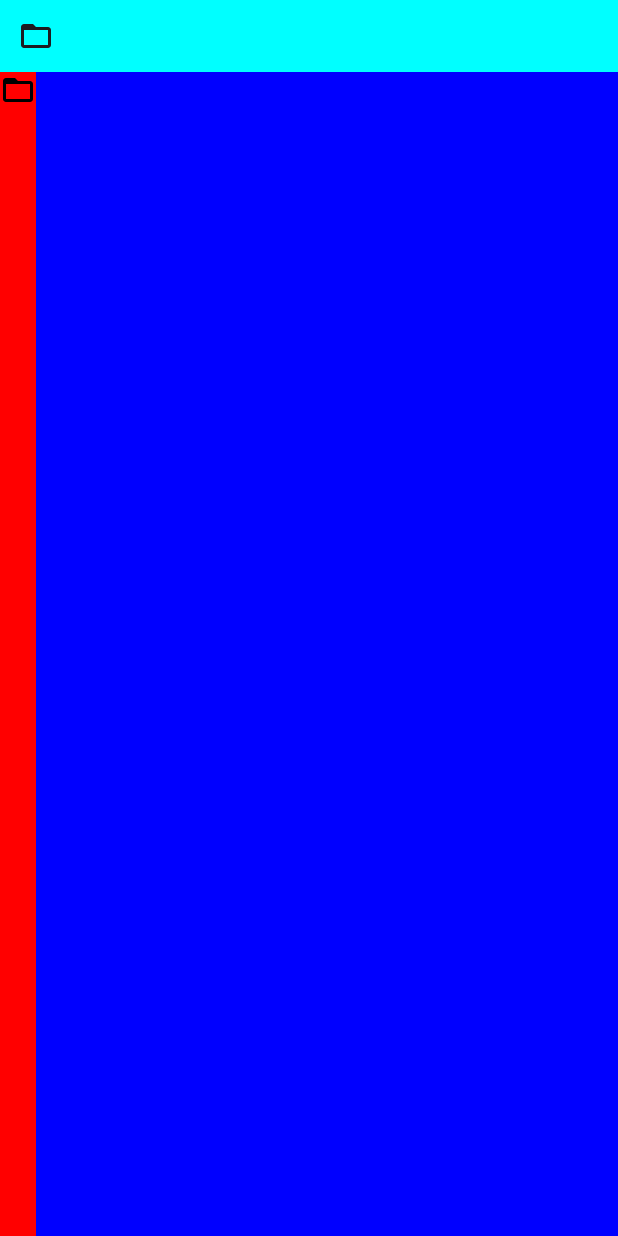
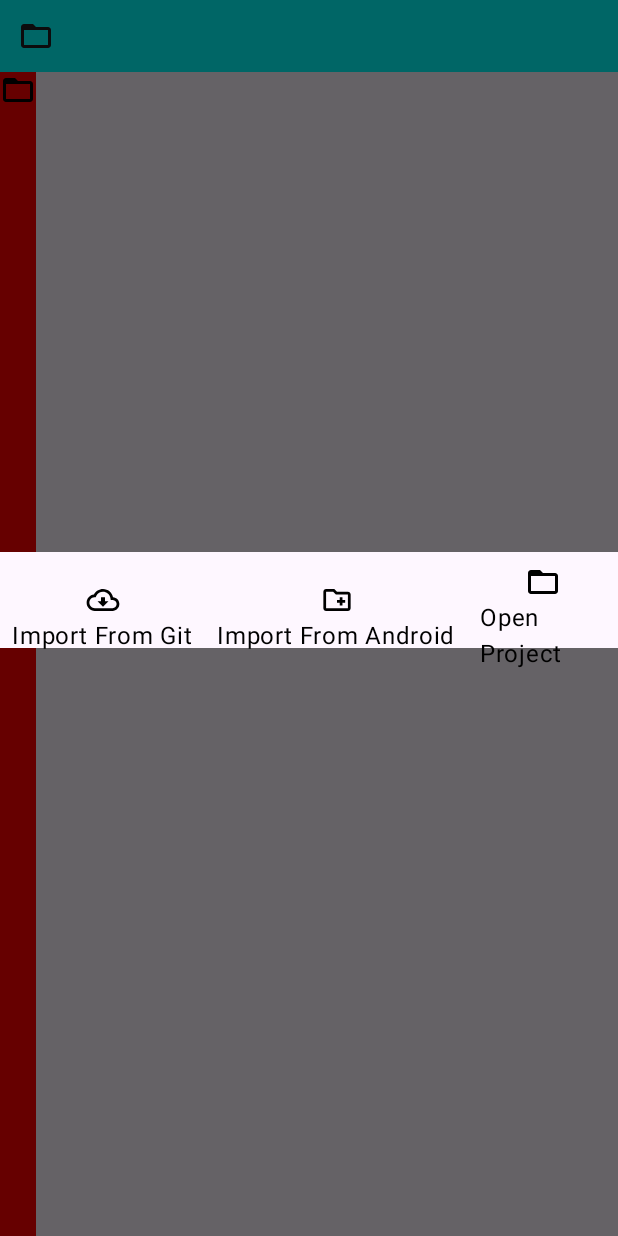
Before and after one commit to secondsun/16bitworkshop, an Android app built with Jetpack Compose: the screen it shows after launch (MainActivity), after a tap on "Open", on a phone screen of 412 x 824 dp. Run offline under Robolectric (Android 15) with nearby library versions, the phone set to English and light mode, and no system bars.

Commit message:
Importing project wip

```diff
--- a/app/src/main/AndroidManifest.xml
+++ b/app/src/main/AndroidManifest.xml
@@ -2,6 +2,7 @@
 <manifest xmlns:android="http://schemas.android.com/apk/res/android"
     xmlns:tools="http://schemas.android.com/tools" >
     <uses-permission android:name="android.permission.READ_EXTERNAL_STORAGE" />
+    <uses-permission android:name="android.permission.WRITE_EXTERNAL_STORAGE" />
     <uses-permission android:name="android.permission.MANAGE_EXTERNAL_STORAGE" />
 
     <application
--- a/app/src/main/java/net/saga/a16_bitstudio/data/ContextProjectRepository.kt
+++ b/app/src/main/java/net/saga/a16_bitstudio/data/ContextProjectRepository.kt
@@ -2,6 +2,7 @@ package net.saga.a16_bitstudio.data
 
 import android.content.ContentResolver
 import android.content.Context
+import android.content.Intent
 import android.net.Uri
 import android.provider.DocumentsContract
 import android.util.Log
@@ -22,13 +23,13 @@ class ContextProjectRepository(
     private val contentResolver: ContentResolver = context.contentResolver,
     private val defaultDispatcher: CoroutineDispatcher = Dispatchers.IO
 ) : ProjectRepository {
+
+    private val takeFlags: Int = Intent.FLAG_GRANT_READ_URI_PERMISSION or
+            Intent.FLAG_GRANT_WRITE_URI_PERMISSION
+
+
     override fun getDefaultDirectory(): Uri {
-        Log.i(
-            "ContextProjectRepository",
-            "getDefaultDirectory ${context.getExternalFilesDir(null)}"
-        )
-
-        return Uri.fromFile(context.getExternalFilesDir(null) ?: context.filesDir)
+        return Uri.parse("content://com.android.externalstorage.documents/tree/primary%3AMovie")
     }
 
     override suspend fun getFilesInDirectory(uri: Uri): List<CachingDocumentFile> =
@@ -41,7 +42,7 @@ class ContextProjectRepository(
 
                 Log.i("ContextProjectRepository", "getFilesInDirectory ${uri}")
                 val documentsTree = DocumentFile.fromTreeUri(context, uri)
-                if (documentsTree != null) {
+                if (documentsTree != null && documentsTree.canRead()) {
                     val childDocuments = documentsTree.listFiles().toCachingList()
                     childDocuments.sortedBy { it.name }
                 } else {
--- a/app/src/main/java/net/saga/a16_bitstudio/ui/App.kt
+++ b/app/src/main/java/net/saga/a16_bitstudio/ui/App.kt
@@ -1,5 +1,6 @@
 package net.saga.a16_bitstudio.ui
 
+import android.content.Context
 import android.content.Intent
 import android.net.Uri
 import androidx.activity.compose.rememberLauncherForActivityResult
@@ -11,6 +12,7 @@ import androidx.compose.material3.Scaffold
 import androidx.compose.runtime.*
 import androidx.compose.ui.Modifier
 import androidx.compose.ui.graphics.Color
+import androidx.compose.ui.platform.LocalContext
 import androidx.compose.ui.platform.LocalLifecycleOwner
 import androidx.compose.ui.unit.dp
 import androidx.lifecycle.Lifecycle
@@ -19,35 +21,40 @@ import androidx.lifecycle.LifecycleOwner
 import androidx.lifecycle.viewmodel.compose.viewModel
 import net.saga.a16_bitstudio.MainActivity
 import net.saga.a16_bitstudio.data.ContextProjectRepository
+import net.saga.a16_bitstudio.ui.import_dialog.ImportDialog
 import net.saga.a16_bitstudio.ui.leftrail.LeftRail
 import net.saga.a16_bitstudio.ui.picker.FileViewerVM
 import net.saga.a16_bitstudio.ui.theme.SixteenbitStudioTheme
+import net.saga.a16_bitstudio.util.OpenDocumentTreeWithPersistPermission
 
 
 @OptIn(ExperimentalMaterial3Api::class)
 @Composable
-fun App(activity: MainActivity, lifecycleOwner: LifecycleOwner = LocalLifecycleOwner.current) {
+fun App(context: Context = LocalContext.current) {
 
-    val contentResolver = activity.contentResolver
-
-    val takeFlags: Int = Intent.FLAG_GRANT_READ_URI_PERMISSION or
-            Intent.FLAG_GRANT_WRITE_URI_PERMISSION
-
+    val contentResolver = context.contentResolver
+    val showImportDialog = remember {
+        mutableStateOf(false)
+    }
     var pickerVM = viewModel(
         modelClass = FileViewerVM::class.java,
-        factory = FileViewerVM.provideFactory(ContextProjectRepository(activity.applicationContext))
+        factory = FileViewerVM.provideFactory(ContextProjectRepository(context.applicationContext))
     )
 
-    val launcher = rememberLauncherForActivityResult(ActivityResultContracts.OpenDocumentTree()) {
+    val launcher = rememberLauncherForActivityResult(OpenDocumentTreeWithPersistPermission()) {
         if (it != null) {
+            val takeFlags: Int = Intent.FLAG_GRANT_READ_URI_PERMISSION or
+                    Intent.FLAG_GRANT_WRITE_URI_PERMISSION
+
             contentResolver.takePersistableUriPermission(it, takeFlags)
+
             pickerVM.refresh(it)
         }
     }
 
     SixteenbitStudioTheme {
         // A surface container using the 'background' color from the theme
-        Scaffold(topBar = { StudioAppBar(startOpenIntent = { launcher.launch(pickerVM.directoryUri.value) }) }) {
+        Scaffold(topBar = { StudioAppBar(startOpenIntent = {showImportDialog.value = true}) }) {
             Row(
                 modifier = Modifier
                     .padding(it)
@@ -57,6 +64,9 @@ fun App(activity: MainActivity, lifecycleOwner: LifecycleOwner = LocalLifecycleO
                         //FileViewer(pickerVM)
             }
         }
+        ImportDialog(open = showImportDialog.value,
+            onDismissRequest = {showImportDialog.value = false},
+            onImportFromAndroid = { launcher.launch(pickerVM.directoryUri.value);showImportDialog.value = false } )
     }
 
 }
--- /dev/null
+++ b/app/src/main/java/net/saga/a16_bitstudio/ui/import_dialog/ImportDialog.kt
@@ -0,0 +1,73 @@
+package net.saga.a16_bitstudio.ui.import_dialog
+
+import androidx.compose.foundation.clickable
+import androidx.compose.foundation.layout.*
+import androidx.compose.material.icons.Icons
+import androidx.compose.material3.Icon
+import androidx.compose.material3.SmallTopAppBar
+import androidx.compose.material3.Text
+import androidx.compose.runtime.Composable
+import androidx.compose.runtime.mutableStateOf
+import androidx.compose.runtime.remember
+import androidx.compose.ui.Alignment
+import androidx.compose.ui.Modifier
+import androidx.compose.ui.res.painterResource
+import androidx.compose.ui.tooling.preview.Preview
+import androidx.compose.ui.unit.dp
+import androidx.compose.ui.window.Dialog
+import net.saga.a16_bitstudio.R
+
+@Composable
+@Preview
+fun ImportDialog(
+    open: Boolean = false,
+    onDismissRequest: () -> Unit = {},
+    onImportFromAndroid: () -> Unit = {},
+    onImportFromGit: () -> Unit = {},
+    onOpenProject: () -> Unit = {}
+) {
+
+    if (open) {
+        Dialog(onDismissRequest = onDismissRequest) {
+            SmallTopAppBar(title = { "Import or Open a Project" })
+            Row(
+                verticalAlignment = Alignment.CenterVertically,
+                horizontalArrangement = Arrangement.Center
+            ) {
+                Column(
+                    horizontalAlignment = Alignment.CenterHorizontally,
+                    verticalArrangement = Arrangement.SpaceAround,
+                    modifier = Modifier.padding(8.dp)
+                ) {
+                    Icon(
+                        painter = painterResource(id = R.drawable.ic_cloud_download),
+                        contentDescription = "Import From Git"
+                    )
+                    Text("Import From Git")
+                }
+                Column(
+                    horizontalAlignment = Alignment.CenterHorizontally,
+                    verticalArrangement = Arrangement.SpaceAround,
+                    modifier = Modifier.padding(8.dp).clickable { onImportFromAndroid() }
+                ) {
+                    Icon(
+                        painter = painterResource(id = R.drawable.ic_add_folder),
+                        contentDescription = "Import From Filesystem"
+                    )
+                    Text("Import From Android")
+                }
+                Column(
+                    horizontalAlignment = Alignment.CenterHorizontally,
+                    verticalArrangement = Arrangement.SpaceAround,
+                    modifier = Modifier.padding(8.dp)
+                ) {
+                    Icon(
+                        painter = painterResource(id = R.drawable.ic_open),
+                        contentDescription = "Open Imported Project"
+                    )
+                    Text("Open Project")
+                }
+            }
+        }
+    }
+}
--- a/app/src/main/java/net/saga/a16_bitstudio/ui/leftrail/LeftRail.kt
+++ b/app/src/main/java/net/saga/a16_bitstudio/ui/leftrail/LeftRail.kt
@@ -23,11 +23,7 @@ fun LeftRail(filesVM : FileViewerVM = viewModel()) {
     val filesOpen = remember {
         mutableStateOf(false)
     }
-    Row(
-        Modifier
-            .fillMaxWidth()
-            .fillMaxHeight()
-            .background(Color.Blue)) {
+
         Column(
             Modifier
                 .background(Color.Red)
@@ -37,6 +33,6 @@ fun LeftRail(filesVM : FileViewerVM = viewModel()) {
             if (filesOpen.value) {
                 FileViewer()
             }
-        }
+
     }
 }
--- /dev/null
+++ b/app/src/main/java/net/saga/a16_bitstudio/util/OpenDocumentTreeWithPersistPermission.kt
@@ -0,0 +1,25 @@
+package net.saga.a16_bitstudio.util
+
+
+import android.content.Context
+import android.content.Intent
+import android.net.Uri
+import androidx.activity.result.contract.ActivityResultContracts
+import androidx.annotation.CallSuper
+import androidx.annotation.RequiresApi
+
+@RequiresApi(21)
+open class OpenDocumentTreeWithPersistPermission : ActivityResultContracts.OpenDocumentTree() {
+    @CallSuper
+    override fun createIntent(context: Context, input: Uri?): Intent {
+        val intent = super.createIntent(context, input)
+        intent.addFlags(
+            Intent.FLAG_GRANT_READ_URI_PERMISSION
+                    or Intent.FLAG_GRANT_WRITE_URI_PERMISSION
+                    or Intent.FLAG_GRANT_PERSISTABLE_URI_PERMISSION
+                    or Intent.FLAG_GRANT_PREFIX_URI_PERMISSION
+        )
+        return intent
+    }
+
+}
--- /dev/null
+++ b/app/src/main/res/drawable-anydpi/ic_add_folder.xml
@@ -0,0 +1,16 @@
+<vector xmlns:android="http://schemas.android.com/apk/res/android"
+    android:width="24dp"
+    android:height="24dp"
+    android:viewportWidth="24"
+    android:viewportHeight="24"
+    android:tint="#333333"
+    android:alpha="0.6">
+  <group android:scaleX="0.90909094"
+      android:scaleY="0.90909094"
+      android:translateX="1.0909091"
+      android:translateY="1.0909091">
+    <path
+        android:fillColor="@android:color/white"
+        android:pathData="M20,6h-8l-2,-2L4,4c-1.11,0 -1.99,0.89 -1.99,2L2,18c0,1.11 0.89,2 2,2h16c1.11,0 2,-0.89 2,-2L22,8c0,-1.11 -0.89,-2 -2,-2zM20,18L4,18L4,6h5.17l2,2L20,8v10zM12,14h2v2h2v-2h2v-2h-2v-2h-2v2h-2z"/>
+  </group>
+</vector>
--- /dev/null
+++ b/app/src/main/res/drawable-anydpi/ic_cloud_download.xml
@@ -0,0 +1,16 @@
+<vector xmlns:android="http://schemas.android.com/apk/res/android"
+    android:width="24dp"
+    android:height="24dp"
+    android:viewportWidth="24"
+    android:viewportHeight="24"
+    android:tint="#333333"
+    android:alpha="0.6">
+  <group android:scaleX="0.90909094"
+      android:scaleY="0.90909094"
+      android:translateX="1.0909091"
+      android:translateY="1.0909091">
+    <path
+        android:fillColor="@android:color/white"
+        android:pathData="M19.35,10.04C18.67,6.59 15.64,4 12,4 9.11,4 6.6,5.64 5.35,8.04 2.34,8.36 0,10.91 0,14c0,3.31 2.69,6 6,6h13c2.76,0 5,-2.24 5,-5 0,-2.64 -2.05,-4.78 -4.65,-4.96zM19,18L6,18c-2.21,0 -4,-1.79 -4,-4 0,-2.05 1.53,-3.76 3.56,-3.97l1.07,-0.11 0.5,-0.95C8.08,7.14 9.94,6 12,6c2.62,0 4.88,1.86 5.39,4.43l0.3,1.5 1.53,0.11c1.56,0.1 2.78,1.41 2.78,2.96 0,1.65 -1.35,3 -3,3zM13.45,10h-2.9v3L8,13l4,4 4,-4h-2.55z"/>
+  </group>
+</vector>
```
Also changed, not shown: app/src/main/res/drawable-hdpi/ic_add_folder.png (added), app/src/main/res/drawable-hdpi/ic_cloud_download.png (added), app/src/main/res/drawable-mdpi/ic_add_folder.png (added), app/src/main/res/drawable-mdpi/ic_cloud_download.png (added), app/src/main/res/drawable-xhdpi/ic_add_folder.png (added), app/src/main/res/drawable-xhdpi/ic_cloud_download.png (added), app/src/main/res/drawable-xxhdpi/ic_add_folder.png (added), app/src/main/res/drawable-xxhdpi/ic_cloud_download.png (added).
